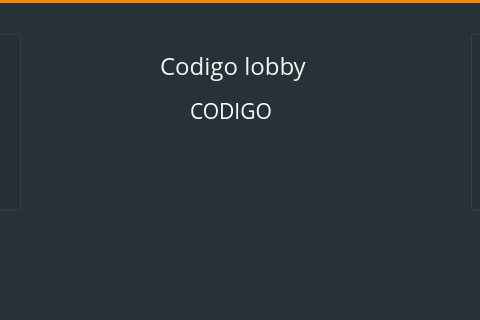
This is ScrabbleClient/mainwindow.ui in CE2103-Algorithms-Data-Structures-2/Scrabble-client as Qt 5 draws it before an edit; both pictures show x 370 to 850 and y 0 to 320 of the 1200 by 700 pixel window. The edited form follows.
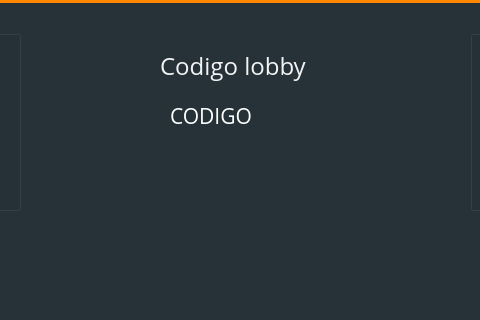
This is the edited form. The open tabs and pages were chosen to show the change.

Diff of the .ui file:
```diff
--- a/ScrabbleClient/mainwindow.ui
+++ b/ScrabbleClient/mainwindow.ui
@@ -1446,7 +1446,7 @@
        <rect>
         <x>530</x>
         <y>40</y>
-        <width>151</width>
+        <width>161</width>
         <height>51</height>
        </rect>
       </property>
@@ -1466,10 +1466,10 @@
      <widget class="QLabel" name="label_42">
       <property name="geometry">
        <rect>
-        <x>560</x>
-        <y>90</y>
-        <width>81</width>
-        <height>41</height>
+        <x>540</x>
+        <y>100</y>
+        <width>121</width>
+        <height>31</height>
        </rect>
       </property>
       <property name="font">
```
